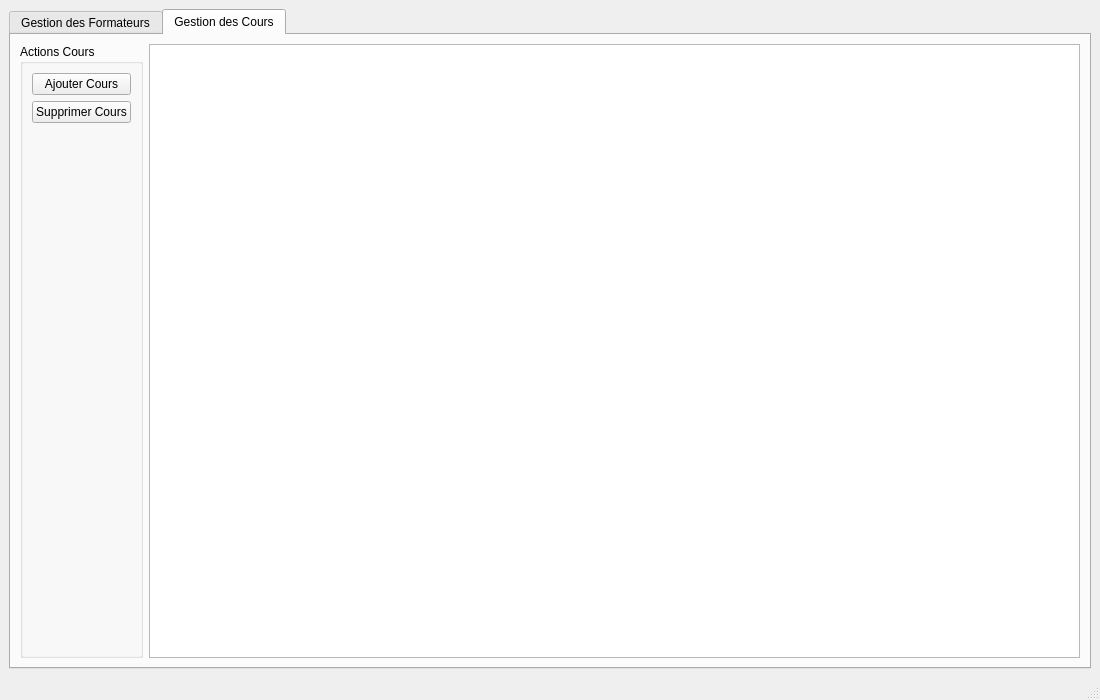
First picture: the form in mainwindow.ui, repository Emenslimi/CentreDeFormation, before the edit.
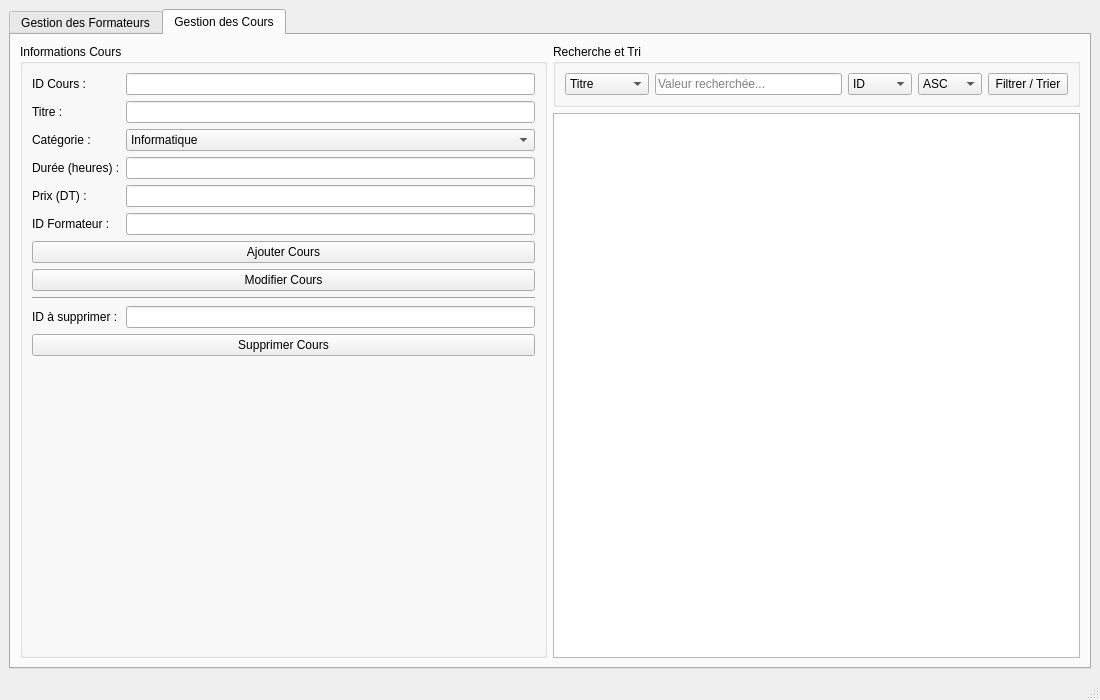
Second picture: the form after the edit. The open tabs and pages were chosen to show the change.

Commit message: Correction des erreurs de compilation et mise a jour de MainWindow

```diff
--- a/mainwindow.ui
+++ b/mainwindow.ui
@@ -268,41 +268,212 @@
         <item>
          <widget class="QGroupBox" name="groupBox_cours_form">
           <property name="title">
-           <string>Actions Cours</string>
+           <string>Informations Cours</string>
           </property>
-          <layout class="QVBoxLayout" name="verticalLayout_cours_actions">
-           <item>
+          <layout class="QFormLayout" name="formLayout_cours">
+           <item row="0" column="0">
+            <widget class="QLabel" name="label_cours_id">
+             <property name="text">
+              <string>ID Cours :</string>
+             </property>
+            </widget>
+           </item>
+           <item row="0" column="1">
+            <widget class="QLineEdit" name="lineEdit_cours_id"/>
+           </item>
+           <item row="1" column="0">
+            <widget class="QLabel" name="label_cours_titre">
+             <property name="text">
+              <string>Titre :</string>
+             </property>
+            </widget>
+           </item>
+           <item row="1" column="1">
+            <widget class="QLineEdit" name="lineEdit_cours_titre"/>
+           </item>
+           <item row="2" column="0">
+            <widget class="QLabel" name="label_cours_cat">
+             <property name="text">
+              <string>Catégorie :</string>
+             </property>
+            </widget>
+           </item>
+           <item row="2" column="1">
+            <widget class="QComboBox" name="combo_cours_cat">
+             <item>
+              <property name="text">
+               <string>Informatique</string>
+              </property>
+             </item>
+             <item>
+              <property name="text">
+               <string>Réseaux</string>
+              </property>
+             </item>
+             <item>
+              <property name="text">
+               <string>Cybersécurité</string>
+              </property>
+             </item>
+             <item>
+              <property name="text">
+               <string>Management</string>
+              </property>
+             </item>
+            </widget>
+           </item>
+           <item row="3" column="0">
+            <widget class="QLabel" name="label_cours_duree">
+             <property name="text">
+              <string>Durée (heures) :</string>
+             </property>
+            </widget>
+           </item>
+           <item row="3" column="1">
+            <widget class="QLineEdit" name="lineEdit_cours_duree"/>
+           </item>
+           <item row="4" column="0">
+            <widget class="QLabel" name="label_cours_prix">
+             <property name="text">
+              <string>Prix (DT) :</string>
+             </property>
+            </widget>
+           </item>
+           <item row="4" column="1">
+            <widget class="QLineEdit" name="lineEdit_cours_prix"/>
+           </item>
+           <item row="5" column="0">
+            <widget class="QLabel" name="label_cours_id_formateur">
+             <property name="text">
+              <string>ID Formateur :</string>
+             </property>
+            </widget>
+           </item>
+           <item row="5" column="1">
+            <widget class="QLineEdit" name="lineEdit_cours_id_formateur"/>
+           </item>
+           <item row="6" column="0" colspan="2">
             <widget class="QPushButton" name="btn_ajouter_cours">
              <property name="text">
               <string>Ajouter Cours</string>
              </property>
             </widget>
            </item>
-           <item>
+           <item row="7" column="0" colspan="2">
+            <widget class="QPushButton" name="btn_modifier_cours">
+             <property name="text">
+              <string>Modifier Cours</string>
+             </property>
+            </widget>
+           </item>
+           <item row="8" column="0" colspan="2">
+            <widget class="Line" name="line_2">
+             <property name="orientation">
+              <enum>Qt::Orientation::Horizontal</enum>
+             </property>
+            </widget>
+           </item>
+           <item row="9" column="0">
+            <widget class="QLabel" name="label_cours_id_suppr">
+             <property name="text">
+              <string>ID à supprimer :</string>
+             </property>
+            </widget>
+           </item>
+           <item row="9" column="1">
+            <widget class="QLineEdit" name="lineEdit_cours_id_suppr"/>
+           </item>
+           <item row="10" column="0" colspan="2">
             <widget class="QPushButton" name="btn_supprimer_cours">
              <property name="text">
               <string>Supprimer Cours</string>
              </property>
             </widget>
            </item>
-           <item>
-            <spacer name="verticalSpacer_cours">
-             <property name="orientation">
-              <enum>Qt::Orientation::Vertical</enum>
-             </property>
-             <property name="sizeHint" stdset="0">
-              <size>
-               <width>20</width>
-               <height>40</height>
-              </size>
-             </property>
-            </spacer>
-           </item>
           </layout>
          </widget>
         </item>
         <item>
-         <widget class="QTableView" name="tableView_cours"/>
+         <layout class="QVBoxLayout" name="verticalLayout_affichage_cours">
+          <item>
+           <widget class="QGroupBox" name="groupBox_cours_recherche_tri">
+            <property name="title">
+             <string>Recherche et Tri</string>
+            </property>
+            <layout class="QHBoxLayout" name="horizontalLayout_cours_search">
+             <item>
+              <widget class="QComboBox" name="combo_cours_recherche_critere">
+               <item>
+                <property name="text">
+                 <string>Titre</string>
+                </property>
+               </item>
+               <item>
+                <property name="text">
+                 <string>Catégorie</string>
+                </property>
+               </item>
+              </widget>
+             </item>
+             <item>
+              <widget class="QLineEdit" name="lineEdit_cours_recherche_valeur">
+               <property name="placeholderText">
+                <string>Valeur recherchée...</string>
+               </property>
+              </widget>
+             </item>
+             <item>
+              <widget class="QComboBox" name="combo_cours_tri_critere">
+               <item>
+                <property name="text">
+                 <string>ID</string>
+                </property>
+               </item>
+               <item>
+                <property name="text">
+                 <string>Titre</string>
+                </property>
+               </item>
+               <item>
+                <property name="text">
+                 <string>Prix</string>
+                </property>
+               </item>
+               <item>
+                <property name="text">
+                 <string>Durée</string>
+                </property>
+               </item>
+              </widget>
+             </item>
+             <item>
+              <widget class="QComboBox" name="combo_cours_ordre">
+               <item>
+                <property name="text">
+                 <string>ASC</string>
+                </property>
+               </item>
+               <item>
+                <property name="text">
+                 <string>DESC</string>
+                </property>
+               </item>
+              </widget>
+             </item>
+             <item>
+              <widget class="QPushButton" name="btn_rechercher_cours">
+               <property name="text">
+                <string>Filtrer / Trier</string>
+               </property>
+              </widget>
+             </item>
+            </layout>
+           </widget>
+          </item>
+          <item>
+           <widget class="QTableView" name="tableView_cours"/>
+          </item>
+         </layout>
         </item>
        </layout>
       </widget>
```
Left out of the diff: 2 changed lines with no effect on the pictures. The commit also changes 2 other files.
